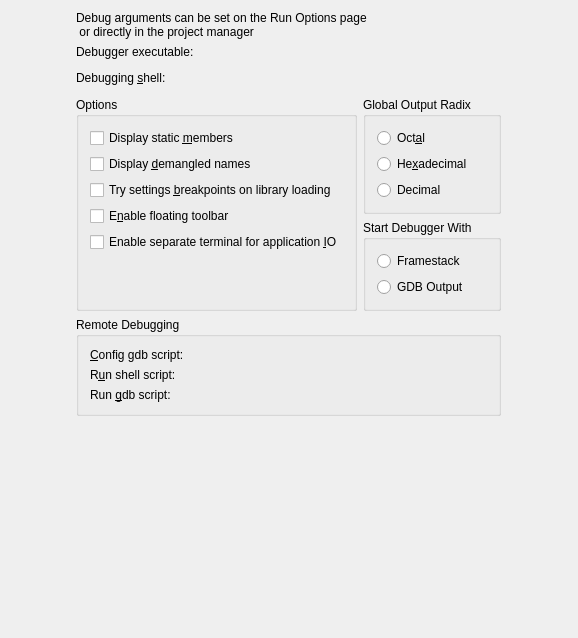
The window that languages/cpp/debugger/debuggerconfigwidget.ui (KDE/kdevelop) describes before a commit, drawn with Qt 5.
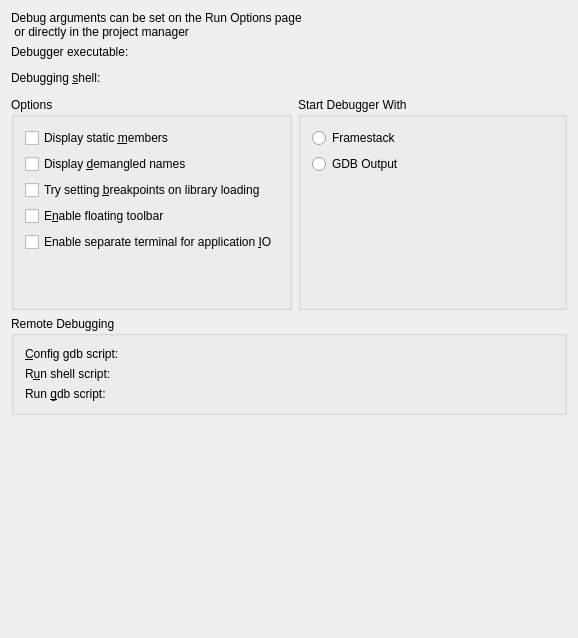
The same window after the commit. Custom widgets are drawn as their Qt base class.

Commit message: Reinstate debugger config

What changed in the file:
```diff
--- a/languages/cpp/debugger/debuggerconfigwidget.ui
+++ b/languages/cpp/debugger/debuggerconfigwidget.ui
@@ -18,8 +18,8 @@
   <property name="whatsThis" >
    <string/>
   </property>
-  <layout class="QGridLayout" >
-   <item row="0" column="0" >
+  <layout class="QVBoxLayout" >
+   <item>
     <widget class="QLabel" name="textLabel1" >
      <property name="text" >
       <string>Debug arguments can be set on the Run Options page
@@ -30,7 +30,7 @@
      </property>
     </widget>
    </item>
-   <item row="1" column="0" >
+   <item>
     <widget class="QLabel" name="gdbPath_label" >
      <property name="sizePolicy" >
       <sizepolicy vsizetype="Preferred" hsizetype="Maximum" >
@@ -45,12 +45,12 @@
       <bool>false</bool>
      </property>
      <property name="buddy" >
-      <cstring>gdbPath_edit</cstring>
+      <cstring>kcfg_gdbPath</cstring>
      </property>
     </widget>
    </item>
-   <item row="2" column="0" >
-    <widget class="KUrlRequester" name="gdbPath_edit" >
+   <item>
+    <widget class="KUrlRequester" name="kcfg_gdbPath" >
      <property name="toolTip" >
       <string>Gdb executable</string>
      </property>
@@ -59,7 +59,7 @@
      </property>
     </widget>
    </item>
-   <item row="3" column="0" >
+   <item>
     <widget class="QLabel" name="debuggingShell_label" >
      <property name="sizePolicy" >
       <sizepolicy vsizetype="Preferred" hsizetype="Maximum" >
@@ -80,12 +80,12 @@
       <bool>false</bool>
      </property>
      <property name="buddy" >
-      <cstring>debuggingShell_edit</cstring>
+      <cstring>kcfg_debuggingShell</cstring>
      </property>
     </widget>
    </item>
-   <item row="4" column="0" >
-    <widget class="KUrlRequester" name="debuggingShell_edit" >
+   <item>
+    <widget class="KUrlRequester" name="kcfg_debuggingShell" >
      <property name="toolTip" >
       <string>Run gdb in a special shell (mainly for automake projects)</string>
      </property>
@@ -94,16 +94,16 @@
      </property>
     </widget>
    </item>
-   <item row="5" column="0" >
-    <layout class="QGridLayout" >
-     <item rowspan="2" row="0" column="0" >
+   <item>
+    <layout class="QHBoxLayout" >
+     <item>
       <widget class="QGroupBox" name="groupBox_2" >
        <property name="title" >
         <string>Options</string>
        </property>
        <layout class="QVBoxLayout" >
         <item>
-         <widget class="QCheckBox" name="displayStaticMembers_box" >
+         <widget class="QCheckBox" name="kcfg_displayStaticMembers" >
           <property name="whatsThis" >
            <string>Displaying static members makes GDB slower in
 producing data within KDE and Qt.
@@ -121,7 +121,7 @@
          </widget>
         </item>
         <item>
-         <widget class="QCheckBox" name="asmDemangle_box" >
+         <widget class="QCheckBox" name="kcfg_asmDemangle" >
           <property name="whatsThis" >
            <string>When displaying the disassembled code you
 can select to see the methods' mangled names.
@@ -133,7 +133,7 @@
          </widget>
         </item>
         <item>
-         <widget class="QCheckBox" name="breakOnLoadingLibrary_box" >
+         <widget class="QCheckBox" name="kcfg_breakOnLoadingLibrary" >
           <property name="whatsThis" >
            <string>If GDB has not seen a library that will be loaded via
 "dlopen" then it will refuse to set a breakpoint in that code.
@@ -144,12 +144,12 @@
 If you are not "dlopen"ing libs then leave this unchecked.</string>
           </property>
           <property name="text" >
-           <string>Try settings &amp;breakpoints on library loading</string>
+           <string>Try setting &amp;breakpoints on library loading</string>
           </property>
          </widget>
         </item>
         <item>
-         <widget class="QCheckBox" name="enableFloatingToolBar_box" >
+         <widget class="QCheckBox" name="kcfg_enableFloatingToolBar" >
           <property name="whatsThis" >
            <string>Use the floating toolbar. This toolbar always stays
 on top of all windows so that if the app covers KDevelop
@@ -167,7 +167,7 @@
          </widget>
         </item>
         <item>
-         <widget class="QCheckBox" name="dbgTerminal_box" >
+         <widget class="QCheckBox" name="kcfg_dbgTerminal" >
           <property name="whatsThis" >
            <string>This allows you to enter terminal input when your
 application contains terminal input code (e.g. cin, fgets, etc.).
@@ -198,62 +198,45 @@
        </layout>
       </widget>
      </item>
-     <item row="0" column="1" >
-      <widget class="QGroupBox" name="groupBox_3" >
-       <property name="title" >
-        <string>Global Output Radix</string>
-       </property>
-       <layout class="QVBoxLayout" >
-        <item>
-         <widget class="QRadioButton" name="outputRadixOctal" >
-          <property name="text" >
-           <string>Oct&amp;al</string>
-          </property>
-         </widget>
-        </item>
-        <item>
-         <widget class="QRadioButton" name="outputRadixHexadecimal" >
-          <property name="text" >
-           <string>He&amp;xadecimal</string>
-          </property>
-         </widget>
-        </item>
-        <item>
-         <widget class="QRadioButton" name="outputRadixDecimal" >
-          <property name="text" >
-           <string>Decimal</string>
-          </property>
-         </widget>
-        </item>
-       </layout>
-      </widget>
-     </item>
-     <item row="1" column="1" >
+     <item>
       <widget class="QGroupBox" name="groupBox_4" >
        <property name="title" >
         <string>Start Debugger With</string>
        </property>
        <layout class="QVBoxLayout" >
         <item>
-         <widget class="QRadioButton" name="radioFramestack" >
+         <widget class="QRadioButton" name="startWithFramestack" >
           <property name="text" >
            <string>Framestack</string>
           </property>
          </widget>
         </item>
         <item>
-         <widget class="QRadioButton" name="radioGDB" >
+         <widget class="QRadioButton" name="kcfg_startWithGdb" >
           <property name="text" >
            <string>GDB Output</string>
           </property>
          </widget>
         </item>
+        <item>
+         <spacer>
+          <property name="orientation" >
+           <enum>Qt::Vertical</enum>
+          </property>
+          <property name="sizeHint" >
+           <size>
+            <width>20</width>
+            <height>40</height>
+           </size>
+          </property>
+         </spacer>
+        </item>
        </layout>
       </widget>
      </item>
     </layout>
    </item>
-   <item row="6" column="0" >
+   <item>
     <widget class="QGroupBox" name="groupBox" >
      <property name="whatsThis" >
       <string>This script is intended for the actual commands needed to connect to a remotely running executable.
@@ -274,12 +257,12 @@
          <bool>false</bool>
         </property>
         <property name="buddy" >
-         <cstring>configGdbScript_edit</cstring>
+         <cstring>kcfg_configGdbScript</cstring>
         </property>
        </widget>
       </item>
       <item row="0" column="1" >
-       <widget class="KUrlRequester" name="configGdbScript_edit" >
+       <widget class="KUrlRequester" name="kcfg_configGdbScript" >
         <property name="toolTip" >
          <string>Gdb configure script</string>
         </property>
@@ -300,12 +283,12 @@
          <bool>false</bool>
         </property>
         <property name="buddy" >
-         <cstring>runShellScript_edit</cstring>
+         <cstring>kcfg_runShellScript</cstring>
         </property>
        </widget>
       </item>
       <item row="1" column="1" >
-       <widget class="KUrlRequester" name="runShellScript_edit" >
+       <widget class="KUrlRequester" name="kcfg_runShellScript" >
         <property name="toolTip" >
          <string>Script to start remote application</string>
         </property>
@@ -329,12 +312,12 @@
          <bool>false</bool>
         </property>
         <property name="buddy" >
-         <cstring>runGdbScript_edit</cstring>
+         <cstring>kcfg_runGdbScript</cstring>
         </property>
        </widget>
       </item>
       <item row="2" column="1" >
-       <widget class="KUrlRequester" name="runGdbScript_edit" >
+       <widget class="KUrlRequester" name="kcfg_runGdbScript" >
         <property name="toolTip" >
          <string>Script to connect with remote application</string>
         </property>
@@ -350,7 +333,7 @@
      </layout>
     </widget>
    </item>
-   <item row="7" column="0" >
+   <item>
     <spacer>
      <property name="orientation" >
       <enum>Qt::Vertical</enum>
```
Left out of the diff: 23 changed lines with no effect on the pictures. The commit also changes 8 other files.
